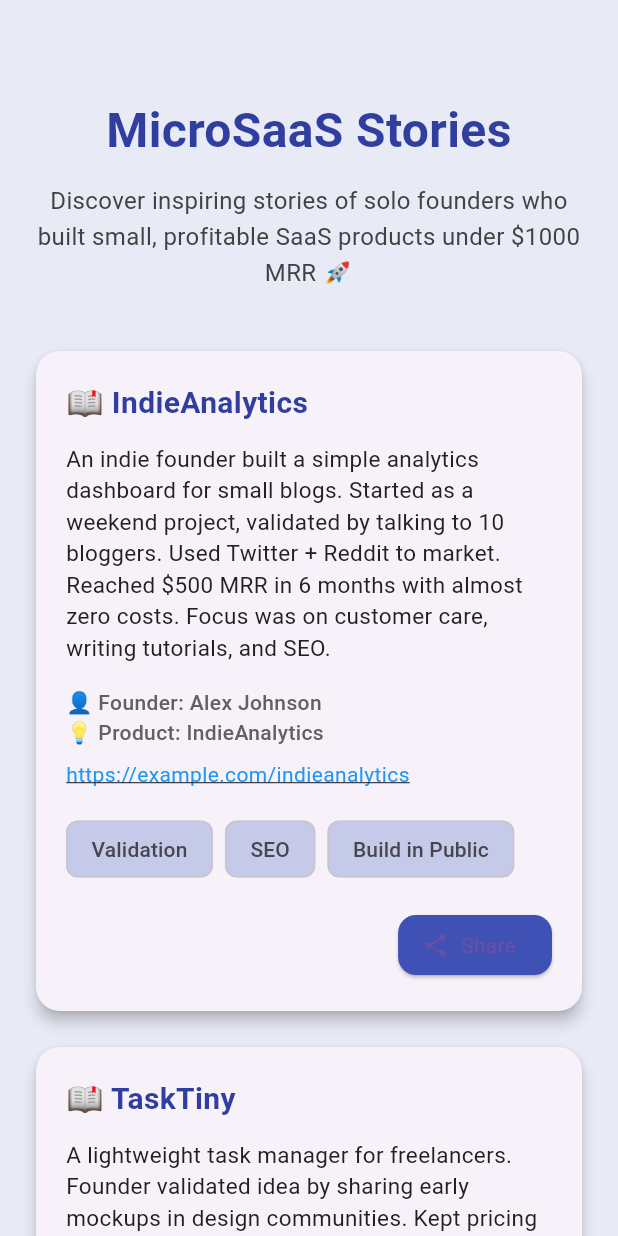
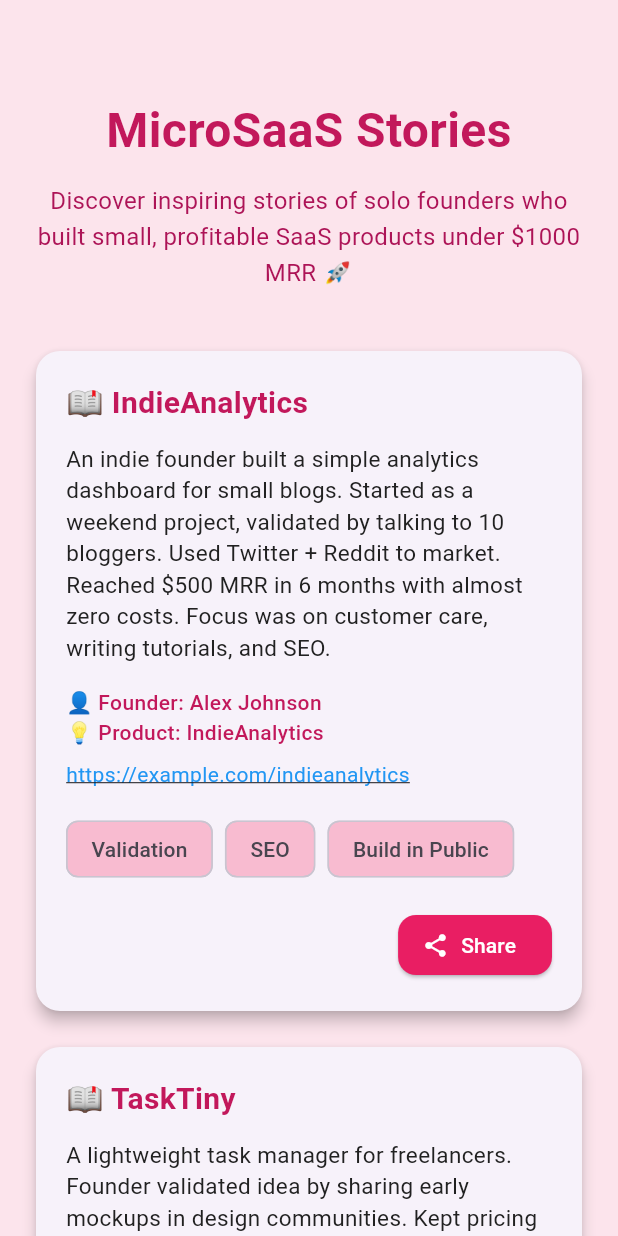
Before and after one commit to theikbhal/micro-saas-story, a Flutter app: the screen it shows after launch, on a phone screen of 412 x 824 dp. Run offline on Flutter 3.47's test engine with Material 3 defaults, Android fonts, the phone set to English and light mode, and no system bars; our stand-ins replace share_plus, sqflite; accounts and stored records are empty; Roboto replaces fonts that are missing (Arial).

Commit message:
Initial commit: Add main app and pink theme, share functionality

```diff
--- a/lib/main.dart
+++ b/lib/main.dart
@@ -15,7 +15,21 @@
       debugShowCheckedModeBanner: false,
       theme: ThemeData(
         fontFamily: 'Arial',
-        primarySwatch: Colors.indigo,
+        primarySwatch: Colors.pink,
+        scaffoldBackgroundColor: Colors.pink[50],
+        appBarTheme: const AppBarTheme(
+          backgroundColor: Colors.pink,
+          foregroundColor: Colors.white,
+        ),
+        elevatedButtonTheme: ElevatedButtonThemeData(
+          style: ElevatedButton.styleFrom(
+            backgroundColor: Colors.pink,
+            foregroundColor: Colors.white,
+            shape: RoundedRectangleBorder(
+              borderRadius: BorderRadius.circular(12),
+            ),
+          ),
+        ),
       ),
       home: const MicroSaaSLandingPage(),
     );
@@ -69,7 +83,7 @@
     ];
 
     return Scaffold(
-      backgroundColor: Colors.indigo.shade50,
+      backgroundColor: Colors.pink[50],
       body: SingleChildScrollView(
         padding: const EdgeInsets.all(24.0),
         child: Column(
@@ -83,7 +97,7 @@
               style: TextStyle(
                 fontSize: 32,
                 fontWeight: FontWeight.bold,
-                color: Colors.indigo.shade700,
+                color: Colors.pink.shade700,
               ),
               textAlign: TextAlign.center,
             ),
@@ -92,7 +106,7 @@
               "Discover inspiring stories of solo founders who built small, profitable SaaS products under \$1000 MRR 🚀",
               style: TextStyle(
                 fontSize: 16,
-                color: Colors.grey.shade800,
+                color: Colors.pink.shade800,
                 height: 1.5,
               ),
               textAlign: TextAlign.center,
@@ -119,7 +133,7 @@
                         style: TextStyle(
                           fontSize: 20,
                           fontWeight: FontWeight.bold,
-                          color: Colors.indigo.shade700,
+                          color: Colors.pink.shade700,
                         ),
                       ),
                       const SizedBox(height: 12),
@@ -142,7 +156,7 @@
                         style: TextStyle(
                           fontSize: 14,
                           fontWeight: FontWeight.w500,
-                          color: Colors.grey.shade700,
+                          color: Colors.pink.shade700,
                         ),
                       ),
 
@@ -173,7 +187,7 @@
                         children: (story["tags"] as List<String>).map((tag) {
                           return Chip(
                             label: Text(tag),
-                            backgroundColor: Colors.indigo.shade100,
+                            backgroundColor: Colors.pink.shade100,
                           );
                         }).toList(),
                       ),
@@ -187,7 +201,7 @@
                           icon: const Icon(Icons.share, size: 18),
                           label: const Text("Share"),
                           style: ElevatedButton.styleFrom(
-                            backgroundColor: Colors.indigo,
+                            backgroundColor: Colors.pink,
                             shape: RoundedRectangleBorder(
                               borderRadius: BorderRadius.circular(12),
                             ),
@@ -210,7 +224,7 @@
             // CTA
             ElevatedButton(
               style: ElevatedButton.styleFrom(
-                backgroundColor: Colors.indigo,
+                backgroundColor: Colors.pink,
                 padding:
                     const EdgeInsets.symmetric(horizontal: 32, vertical: 14),
                 shape: RoundedRectangleBorder(
--- a/pubspec.yaml
+++ b/pubspec.yaml
@@ -10,6 +10,8 @@
   flutter:
     sdk: flutter
   url_launcher: ^6.2.5
+  share_plus: ^11.1.0
+  sqflite: ^2.3.0
 
 dev_dependencies:
   flutter_test:
```
Also changed, not shown: lib/db_helper.dart (added, +52 -0 lines), pubspec.lock, 3 other files. Lines whose indentation alone changed are shown as unchanged.
